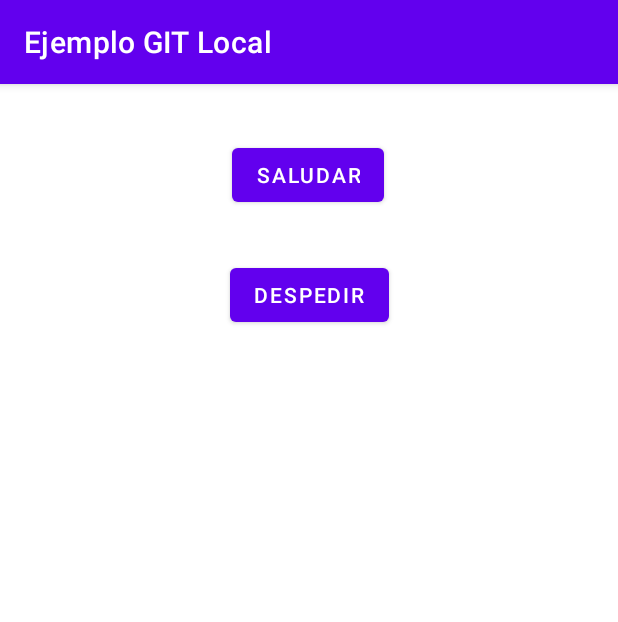
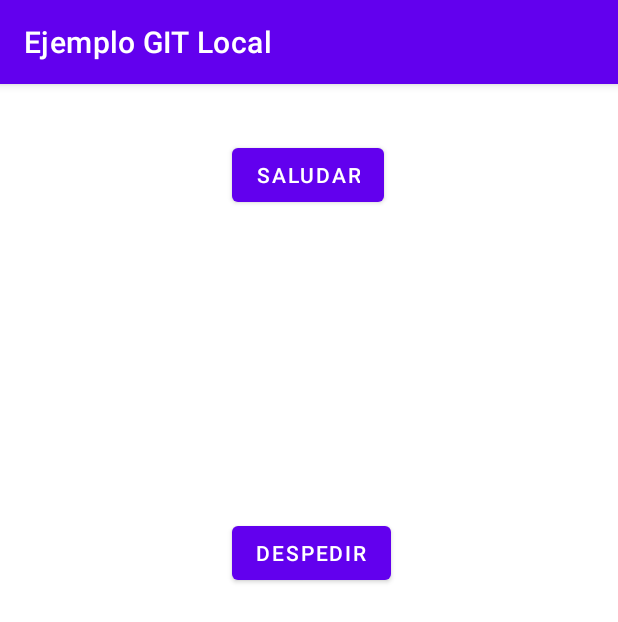
Before and after one commit to Zebastopol/app1, an Android app: the screen it shows after launch (MainActivity), on a phone screen of 412 x 824 dp. Shown: the top 622 px of the screen. Run offline under Robolectric (Android 15) with nearby library versions, the phone set to English and light mode, and no system bars.

Commit message:
Gradle ultimo

```diff
--- a/app/src/main/res/layout/activity_main.xml
+++ b/app/src/main/res/layout/activity_main.xml
@@ -22,9 +22,10 @@
         android:id="@+id/btnDespedir"
         android:layout_width="wrap_content"
         android:layout_height="wrap_content"
-        android:layout_marginTop="32dp"
+        android:layout_marginTop="204dp"
         android:text="Despedir"
         app:layout_constraintEnd_toEndOf="parent"
+        app:layout_constraintHorizontal_bias="0.506"
         app:layout_constraintStart_toStartOf="parent"
         app:layout_constraintTop_toBottomOf="@+id/btnSaludar" />
 </androidx.constraintlayout.widget.ConstraintLayout>
```
